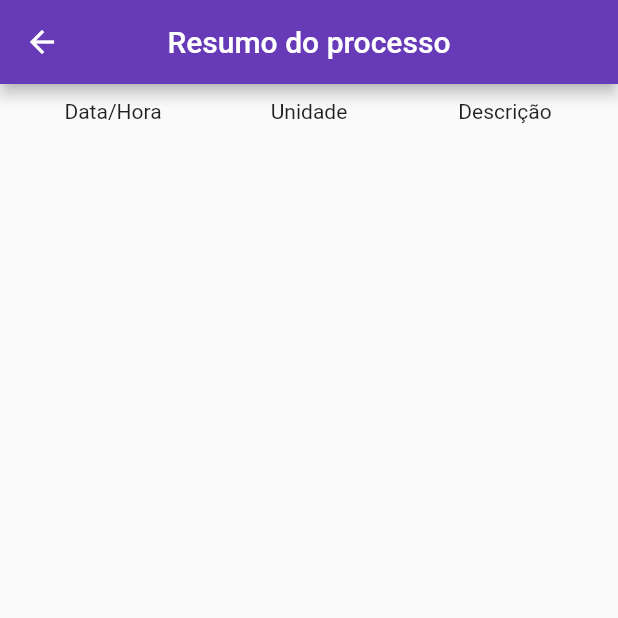
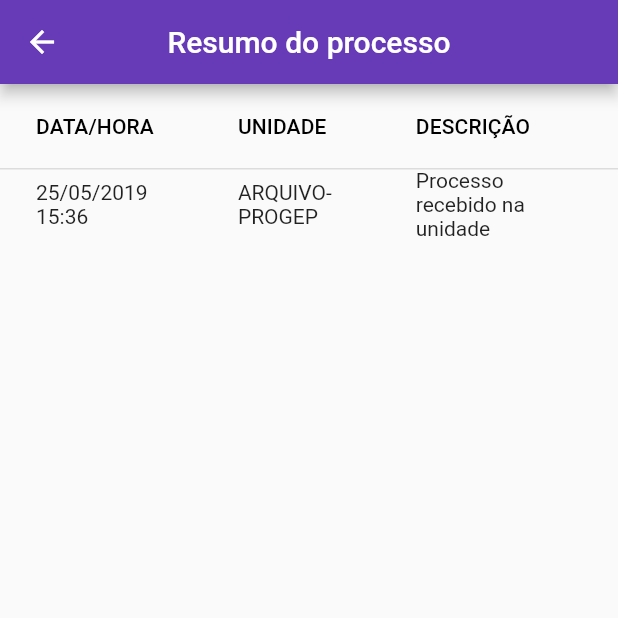
Before and after one commit to DennisVerissimo/webscraper_sei, a Flutter app: the screen it shows after launch, after a tap on the "line style" icon, after a tap on "Viagem", on a phone screen of 412 x 824 dp, the top half of it. Run offline on Flutter 3.47's test engine with Material 2 defaults, Android fonts, the phone set to English and light mode, and no system bars.

Commit message:
Tela resumo processo tabela com DataTable

```diff
--- a/scrap_sei/lib/ui/novo_processo.dart
+++ b/scrap_sei/lib/ui/novo_processo.dart
@@ -44,7 +44,7 @@ class _NovoProcessoState extends State<NovoProcesso> {
       backgroundColor: Colors.white,
       appBar: AppBar(
 
-        backgroundColor: Colors.deepPurpleAccent,
+        backgroundColor: Colors.deepPurple,
         title: Text("Adicionar processo", style: TextStyle(color: Colors.white) ),
         centerTitle: true,
       ),
--- a/scrap_sei/lib/ui/resumo_processo.dart
+++ b/scrap_sei/lib/ui/resumo_processo.dart
@@ -15,26 +15,64 @@ class _ResumoProcessoState extends State<ResumoProcesso> {
   Widget build(BuildContext context) {
 
     return Scaffold(
-
       appBar: AppBar(
         centerTitle: true,
         title: Text("Resumo do processo"),
         backgroundColor: Colors.deepPurple,
       ),
 
-      body: SingleChildScrollView(
-        padding: EdgeInsets.all(10),
-        child: Table(
-          children: [TableRow(
-              children:[
-                Text("Data/Hora", textAlign: TextAlign.center,),
-                Text("Unidade", textAlign: TextAlign.center,),
-                Text("Descrição", textAlign: TextAlign.center,),
-              ]),
-          ],
+      body: Padding(
+        padding: const EdgeInsets.all(0.0),
+          child: DataTable(
+              columns: <DataColumn>[
+                DataColumn(label: Text("DATA/HORA")
+                ),
+                DataColumn(label: Text("UNIDADE")
+                ),
+                DataColumn(label: Text("DESCRIÇÃO")
+                ),
+
+
+              ],
+              rows: [
+                DataRow(cells: [
+                  DataCell(Text("25/05/2019 15:36")
+                  ),
+                  DataCell(Text("ARQUIVO- PROGEP")
+                  ),
+                  DataCell(Text("Processo recebido na unidade")
+                  ),
+                ]),
+
+              ],
+
+          ),
         ),
-      ),
-
     );
   }
 }
+
+
+/* Table(
+            children: [
+              TableRow(
+                children:[
+                  Text("DATA/HORA", textAlign: TextAlign.center, style: TextStyle(fontWeight: FontWeight.bold, fontSize: 12),),
+                  Text("UNIDADE", textAlign: TextAlign.center, style: TextStyle(fontWeight: FontWeight.bold, fontSize: 12),),
+                  Text("DESCRIÇÃO", textAlign: TextAlign.center, style: TextStyle(fontWeight: FontWeight.bold, fontSize: 12),),
+                ]),
+
+              TableRow(
+                  children:[
+                    Text("21/05/2019 15:14",  textAlign: TextAlign.center, style: TextStyle(fontSize: 14),),
+                    Text("ARQUIVO-PROGEP", textAlign: TextAlign.center, style: TextStyle(fontSize: 14),),
+                    Text("Processo recebido na unidade", textAlign: TextAlign.center, style: TextStyle(fontSize: 14),),
+                  ]),
+              /*TableRow(
+                  children:[
+                    Text("Data/Hora", textAlign: TextAlign.center,),
+                    Text("Unidade", textAlign: TextAlign.center,),
+                    Text("Descrição", textAlign: TextAlign.center,),
+                  ]), */
+            ],
+          ), */
```
